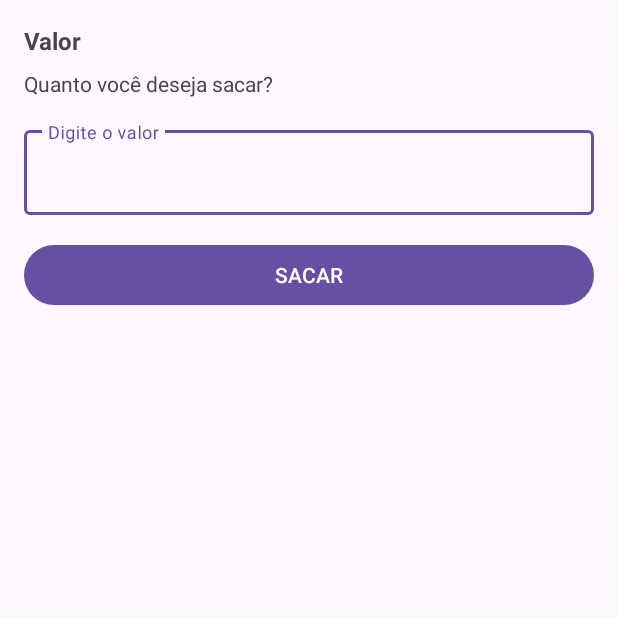
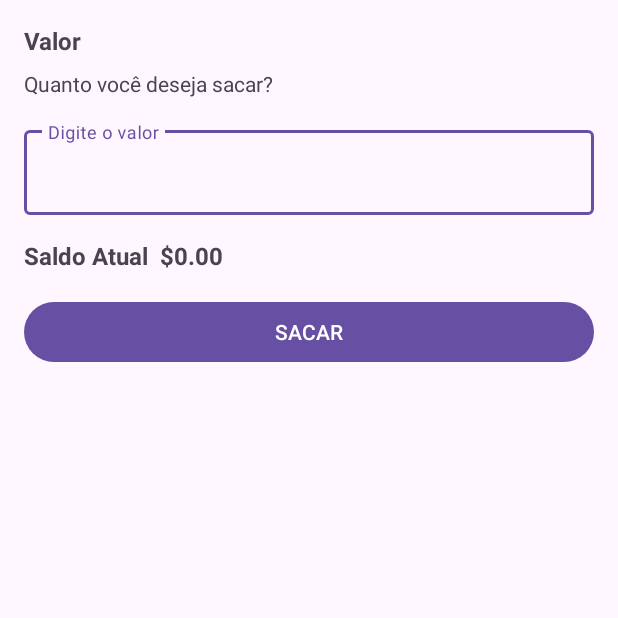
Before and after one commit to tfreitasf/SimuladorCarteiraCrypto, an Android app: the screen it shows after launch (WithdrawActivity before the commit, WithdrawActivityForm after it), after a tap on "Sacar", on a phone screen of 412 x 824 dp, the top half of it. Run offline under Robolectric (Android 15) with nearby library versions, the phone set to English and light mode, and no system bars; our stand-ins replace Room's generated code.

Commit message:
Feat: Implementação de Transações de saque e formatação de saldo
- Implementa a funcionalidade de saque na classe WithdrawActivityForm.
- Adiciona validação de entrada para garantir que o valor de saque não exceda o saldo disponível e seja um número positivo.
- Atualiza o saldo da carteira após a realização do saque.
- Implementa a exibição do saldo formatado na tela de saque, utilizando a função formatValueDollarCurrency para formatar os valores em formato de moeda.
- Ajusta a MainActivity para utilizar a função formatValueDollarCurrency na função updateMyProperty, garantindo a consistência na apresentação dos saldos.

```diff
--- a/app/src/main/AndroidManifest.xml
+++ b/app/src/main/AndroidManifest.xml
@@ -27,7 +27,7 @@
             android:name=".ui.activity.WalletFormActivity"
             android:exported="false" />
         <activity
-            android:name=".ui.activity.WithdrawActivity"
+            android:name=".ui.activity.WithdrawActivityForm"
             android:exported="false" />
         <activity
             android:name=".ui.activity.DepositFormActivity"
--- a/app/src/main/java/br/com/povengenharia/simuladorcarteiracrypto/ui/activity/MainActivity.kt
+++ b/app/src/main/java/br/com/povengenharia/simuladorcarteiracrypto/ui/activity/MainActivity.kt
@@ -8,6 +8,7 @@ import androidx.lifecycle.lifecycleScope
 import androidx.recyclerview.widget.LinearLayoutManager
 import br.com.povengenharia.simuladorcarteiracrypto.database.AppDatabase
 import br.com.povengenharia.simuladorcarteiracrypto.databinding.ActivityMainBinding
+import br.com.povengenharia.simuladorcarteiracrypto.extensions.formatValueDollarCurrency
 import br.com.povengenharia.simuladorcarteiracrypto.ui.recyclerview.adapter.WalletListAdapter
 import kotlinx.coroutines.flow.firstOrNull
 import kotlinx.coroutines.launch
@@ -85,7 +86,7 @@ class MainActivity : AppCompatActivity() {
     }
 
     private fun withdrawForm() {
-        val intent = Intent(this, WithdrawActivity::class.java)
+        val intent = Intent(this, WithdrawActivityForm::class.java)
         startActivity(intent)
     }
 
@@ -102,7 +103,6 @@ class MainActivity : AppCompatActivity() {
     }
 
     private suspend fun updateMyProperty() {
-        lifecycleScope.launch {
         val moneyWalletBalance = walletDao.findById(1).firstOrNull()?.totalBalance ?: 0.0
 
         val cryptoWalletsTotalBalance = walletDao.getAllWallet()
@@ -111,10 +111,11 @@ class MainActivity : AppCompatActivity() {
             ?.sumOf { it.totalBalance } ?: 0.0
 
         val totalBalance = moneyWalletBalance + cryptoWalletsTotalBalance
+        val formattedTotalBalance = formatValueDollarCurrency(totalBalance.toString())
 
         val binding = binding.tvActivityMainPropertyValues
-            binding.text =totalBalance.toString()
-        }
+        binding.text = formattedTotalBalance.toString()
+
 
     }
 }
--- a/app/src/main/java/br/com/povengenharia/simuladorcarteiracrypto/ui/activity/WithdrawActivity.kt
+++ /dev/null
@@ -1,17 +0,0 @@
-package br.com.povengenharia.simuladorcarteiracrypto.ui.activity
-
-import android.os.Bundle
-import androidx.appcompat.app.AppCompatActivity
-import br.com.povengenharia.simuladorcarteiracrypto.databinding.ActivityWithdrawBinding
-
-class WithdrawActivity : AppCompatActivity() {
-
-    private val binding by lazy {
-        ActivityWithdrawBinding.inflate(layoutInflater)
-    }
-
-    override fun onCreate(savedInstanceState: Bundle?) {
-        super.onCreate(savedInstanceState)
-        setContentView(binding.root)
-    }
-}
--- /dev/null
+++ b/app/src/main/java/br/com/povengenharia/simuladorcarteiracrypto/ui/activity/WithdrawActivityForm.kt
@@ -0,0 +1,97 @@
+package br.com.povengenharia.simuladorcarteiracrypto.ui.activity
+
+import android.os.Bundle
+import android.widget.Toast
+import androidx.appcompat.app.AppCompatActivity
+import androidx.lifecycle.lifecycleScope
+import br.com.povengenharia.simuladorcarteiracrypto.database.AppDatabase
+import br.com.povengenharia.simuladorcarteiracrypto.database.local.dao.TransactionDao
+import br.com.povengenharia.simuladorcarteiracrypto.database.local.dao.WalletDao
+import br.com.povengenharia.simuladorcarteiracrypto.databinding.ActivityWithdrawFormBinding
+import br.com.povengenharia.simuladorcarteiracrypto.extensions.formatValueDollarCurrency
+import br.com.povengenharia.simuladorcarteiracrypto.model.Transaction
+import br.com.povengenharia.simuladorcarteiracrypto.model.TransactionType
+import kotlinx.coroutines.flow.firstOrNull
+import kotlinx.coroutines.launch
+
+class WithdrawActivityForm : AppCompatActivity() {
+
+    private val transactionDao: TransactionDao by lazy {
+        val db = AppDatabase.getInstance(this, lifecycleScope)
+        db.transactionDao()
+    }
+
+    private val walletDao: WalletDao by lazy {
+        val db = AppDatabase.getInstance(this, lifecycleScope)
+        db.walletDao()
+    }
+
+    private val binding by lazy {
+        ActivityWithdrawFormBinding.inflate(layoutInflater)
+    }
+
+    override fun onCreate(savedInstanceState: Bundle?) {
+        super.onCreate(savedInstanceState)
+        setContentView(binding.root)
+        lifecycleScope.launch {
+            loadMoneyWalletBalance()
+        }
+        setupWithdrawButton()
+
+    }
+
+    private fun setupWithdrawButton() {
+        val btnsave = binding.btActivityWithdrawWithdraw
+        btnsave.setOnClickListener {
+            performWithdraw()
+        }
+    }
+
+    private fun performWithdraw() {
+        val amountStr = binding.etActivityWithdrawWithdrawAmount.text.toString()
+        val amount = validateAmount(amountStr) ?: return
+
+        lifecycleScope.launch {
+            val moneyWalletBalance = walletDao.findById(1).firstOrNull()?.totalBalance ?: 0.0
+            val formattedBalance = formatValueDollarCurrency(moneyWalletBalance.toString())
+            if (amount > moneyWalletBalance) {
+                Toast.makeText(this@WithdrawActivityForm, "Saldo insuficiente. Insira um valor menor ou igual ao seu saldo $formattedBalance.", Toast.LENGTH_LONG).show()
+                return@launch
+            }
+
+            val newWithdraw = Transaction(
+                type = TransactionType.WITHDRAW,
+                amount = amount,
+                walletId = 1
+            )
+            transactionDao.insertTransaction(newWithdraw)
+            updateMoneyWalletBalance(amount)
+            finish()
+        }
+    }
+
+    private fun validateAmount(amountStr: String): Double? {
+        if (amountStr.isBlank()) {
+            Toast.makeText(this, "Por favor, insira um valor.", Toast.LENGTH_SHORT).show()
+            return null
+        }
+        val amount = amountStr.toDoubleOrNull()
+        if (amount == null || amount <= 0.0) {
+            Toast.makeText(this, "Valor inválido. Insira um número positivo.", Toast.LENGTH_SHORT).show()
+            return null
+        }
+        return amount
+    }
+
+    private suspend fun updateMoneyWalletBalance(withdrawAmount: Double) {
+        val wallet = walletDao.findById(1).firstOrNull() ?: return
+        val updatedWallet = wallet.copy(totalBalance = wallet.totalBalance - withdrawAmount)
+        walletDao.updateWallet(updatedWallet)
+    }
+
+    private suspend fun loadMoneyWalletBalance() {
+        val moneyWalletBalance = walletDao.findById(1).firstOrNull()?.totalBalance ?: 0.0
+        val formattedBalance = formatValueDollarCurrency(moneyWalletBalance.toString())
+        binding.tvActivityWithdrawFormBalance.text = formattedBalance
+    }
+}
--- a/app/src/main/res/layout/activity_withdraw.xml
+++ b/app/src/main/res/layout/activity_withdraw_form.xml
@@ -4,7 +4,7 @@
     xmlns:tools="http://schemas.android.com/tools"
     android:layout_width="match_parent"
     android:layout_height="match_parent"
-    tools:context=".ui.activity.WithdrawActivity">
+    tools:context=".ui.activity.WithdrawActivityForm">
 
     <TextView
         android:id="@+id/tv_activity_withdraw_value"
@@ -45,6 +45,29 @@
 
     </com.google.android.material.textfield.TextInputLayout>
 
+    <TextView
+        android:id="@+id/tv_activity_withdraw_current_balance"
+        android:layout_width="wrap_content"
+        android:layout_height="wrap_content"
+        android:layout_marginTop="16dp"
+        android:text="@string/txt_activity_withdraw_form_current_balance"
+        android:textSize="16sp"
+        android:textStyle="bold"
+        app:layout_constraintStart_toStartOf="@id/tv_activity_withdraw_value"
+        app:layout_constraintTop_toBottomOf="@id/til_activity_withdraw_withdraw_amount" />
+
+    <TextView
+        android:id="@+id/tv_activity_withdraw_form_balance"
+        android:layout_width="wrap_content"
+        android:layout_height="wrap_content"
+        android:layout_marginTop="16dp"
+        tools:text="00,00"
+        android:textSize="16sp"
+        android:layout_marginStart="8dp"
+        android:textStyle="bold"
+        app:layout_constraintStart_toEndOf="@id/tv_activity_withdraw_current_balance"
+        app:layout_constraintTop_toBottomOf="@id/til_activity_withdraw_withdraw_amount" />
+
     <Button
         android:id="@+id/bt_activity_withdraw_withdraw"
         android:layout_width="match_parent"
@@ -53,9 +76,7 @@
         android:text="@string/txt_btn_withdraw"
         app:layout_constraintEnd_toEndOf="parent"
         app:layout_constraintStart_toStartOf="parent"
-        app:layout_constraintTop_toBottomOf="@id/til_activity_withdraw_withdraw_amount" />
-
-
+        app:layout_constraintTop_toBottomOf="@id/tv_activity_withdraw_current_balance" />
 
 
 </androidx.constraintlayout.widget.ConstraintLayout>
--- a/app/src/main/res/values/strings.xml
+++ b/app/src/main/res/values/strings.xml
@@ -27,4 +27,5 @@
     <string name="txt_btn_activity_crypto_details_buy">COMPRAR</string>
     <string name="txt_btn_activity_crypto_details_sell">VENDER</string>
     <string name="txt_btn_activity_wallet_details_buy">COMPRAR</string>
+    <string name="txt_activity_withdraw_form_current_balance">Saldo Atual </string>
 </resources>
```
Lines whose indentation alone changed are shown as unchanged.
